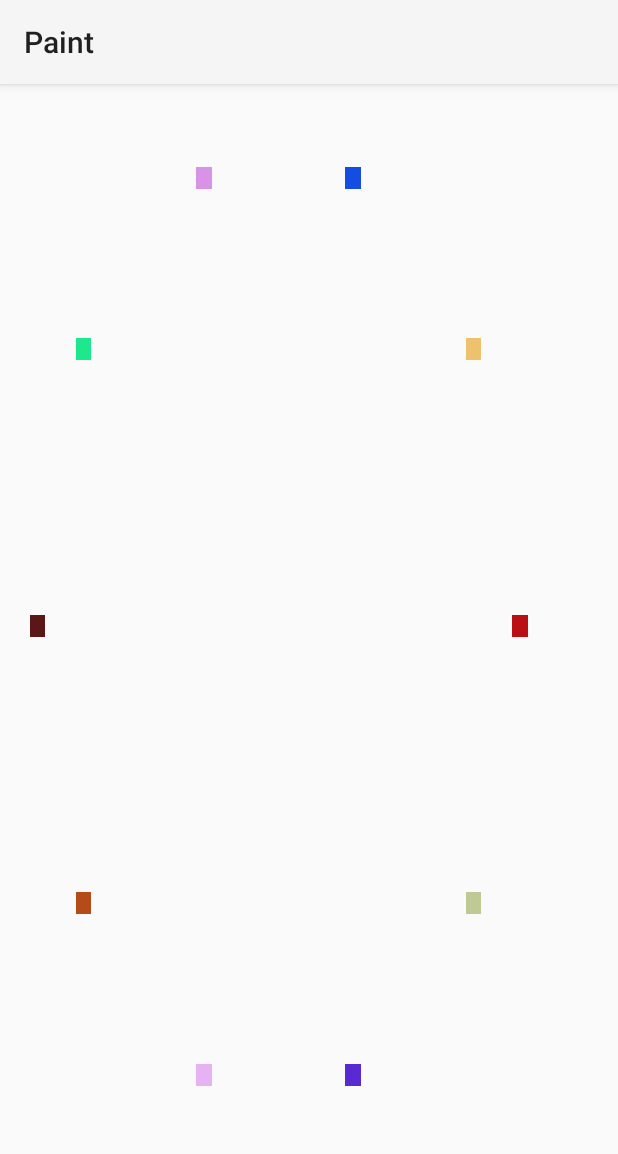
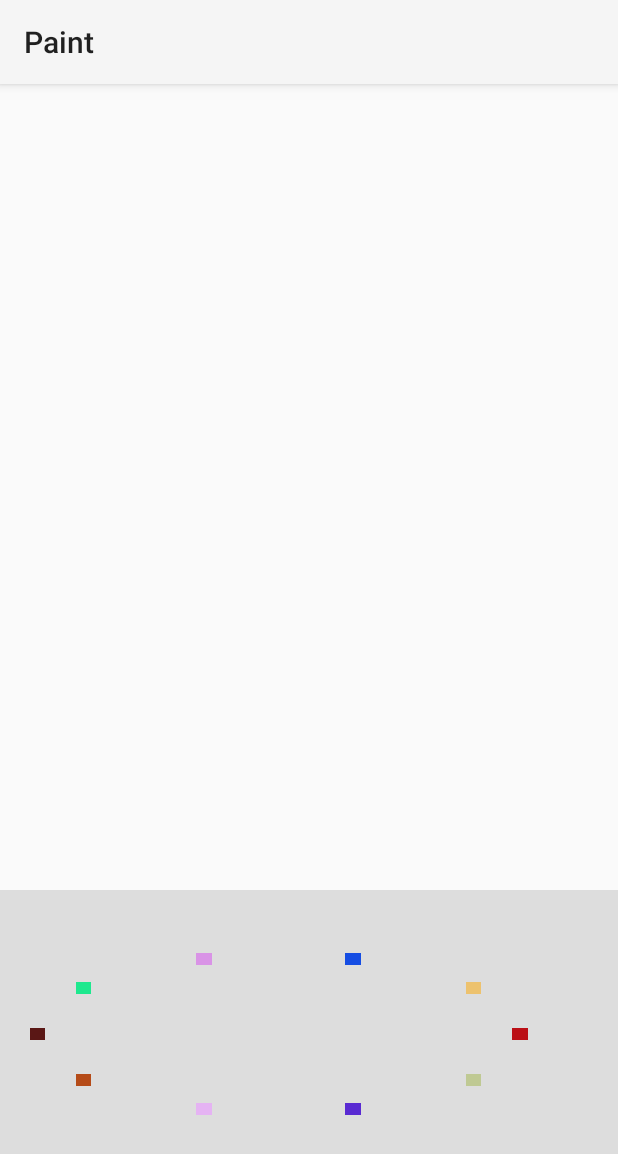
Before and after one commit to winksGeek/cs4962, an Android app: the screen it shows after launch (PaintActivity), on a phone screen of 412 x 824 dp. Shown: the top 1154 px of the screen. Run offline under Robolectric (Android 15) with nearby library versions, the light colour scheme and no system bars.

Commit message:
added painting area along with the palette

```diff
--- a/Paint/app/src/main/java/winkler/devon/paint/PaintActivity.java
+++ b/Paint/app/src/main/java/winkler/devon/paint/PaintActivity.java
@@ -5,15 +5,24 @@ import android.os.Bundle;
 import android.view.Menu;
 import android.view.MenuItem;
 import android.view.View;
+import android.view.ViewGroup;
+import android.widget.LinearLayout;
 
 public class PaintActivity extends Activity {
 
     @Override
     protected void onCreate(Bundle savedInstanceState) {
         super.onCreate(savedInstanceState);
+        final LinearLayout layout = new LinearLayout(this);
+        layout.setOrientation(LinearLayout.VERTICAL);
+
         PaletteView paletteView = new PaletteView(this);
-        paletteView.setPadding(30, 60,90,120);
-        setContentView(paletteView);
+        paletteView.setPadding(30, 60, 90, 120);
+        PaintAreaView canvas = new PaintAreaView(this);
+        layout.addView(canvas,new LinearLayout.LayoutParams(ViewGroup.LayoutParams.MATCH_PARENT, 0, 7));
+        layout.addView(paletteView,new LinearLayout.LayoutParams(ViewGroup.LayoutParams.MATCH_PARENT, 0, 3));
+        paletteView.setBackgroundColor(0xFFDDDDDD);
+        setContentView(layout);
 
         for(int i = 0; i < 10; i++){
             View splotchView = new View(this);
--- /dev/null
+++ b/Paint/app/src/main/java/winkler/devon/paint/PaintAreaView.java
@@ -0,0 +1,107 @@
+package winkler.devon.paint;
+
+import android.content.Context;
+import android.graphics.Bitmap;
+import android.graphics.Canvas;
+import android.graphics.Paint;
+import android.graphics.Path;
+import android.graphics.Point;
+import android.graphics.PointF;
+import android.util.Log;
+import android.view.MotionEvent;
+import android.view.View;
+
+import java.util.ArrayList;
+import java.util.List;
+
+/**
+ * Created by devonwinkler on 9/15/15.
+ */
+public class PaintAreaView extends View {
+    private Path drawPath;
+    private Paint drawPaint;
+    private int paintColor = 0xff000000;
+    List<PolyLine> lines;
+    PolyLine line;
+
+    public PaintAreaView(Context context){
+        super(context);
+        this.drawPath = new Path();
+        this.drawPaint = new Paint();
+        this.lines = new ArrayList<PolyLine>();
+        drawPaint.setColor(this.paintColor);
+        drawPaint.setAntiAlias(true);
+        drawPaint.setStrokeWidth(10.0f);
+        drawPaint.setStyle(Paint.Style.STROKE);
+        drawPaint.setStrokeJoin(Paint.Join.ROUND);
+        drawPaint.setStrokeCap(Paint.Cap.ROUND);
+    }
+
+    @Override
+    protected void onDraw(Canvas canvas){
+        canvas.drawPath(drawPath, drawPaint);
+    }
+
+    @Override
+    protected void onSizeChanged(int width, int height, int oldWidth, int oldHeight){
+        super.onSizeChanged(width, height, oldWidth, oldHeight);
+        for(PolyLine pl:lines){
+            List<PointF> points = pl.getPoints();
+            PointF origin = points.get(0);
+            drawPaint.setColor(pl.getColor());
+            drawPath.moveTo(origin.x * getWidth(), origin.y * getHeight());
+            for(int i = 1; i < points.size(); i++){
+                PointF nextPoint = points.get(i);
+                Log.d("TOUCH", "x: " + String.valueOf(nextPoint.x) + "y: " +  String.valueOf(nextPoint.y));
+                drawPath.lineTo(nextPoint.x * getWidth(), nextPoint.y * getHeight());
+            }
+        }
+//        drawPaint.setColor(this.paintColor);
+    }
+
+    @Override
+    public boolean onTouchEvent(MotionEvent event){
+        float x = event.getX();
+        float y = event.getY();
+        switch(event.getAction()){
+            case MotionEvent.ACTION_DOWN:
+                line = new PolyLine(this.paintColor);
+                line.addPoint(x, y);
+                drawPath.moveTo(x, y);
+                break;
+            case MotionEvent.ACTION_MOVE:
+                line.addPoint(x, y);
+                drawPath.lineTo(x, y);
+                break;
+            case MotionEvent.ACTION_UP:
+                lines.add(line);
+            default:
+                return false;
+        }
+        invalidate();
+        return true;
+    }
+
+    private class PolyLine{
+        List<PointF> points;
+        int color;
+        public PolyLine(int color){
+            this.points = new ArrayList<PointF>();
+            this.color = color;
+        }
+        public void addPoint(float x, float y){
+            PointF point = new PointF(x/(float)getWidth(), y/(float)getHeight());
+            points.add(point);
+        }
+
+        public List<PointF> getPoints(){
+            return points;
+        }
+
+        public int getColor(){
+            return color;
+        }
+
+    }
+
+}
```
